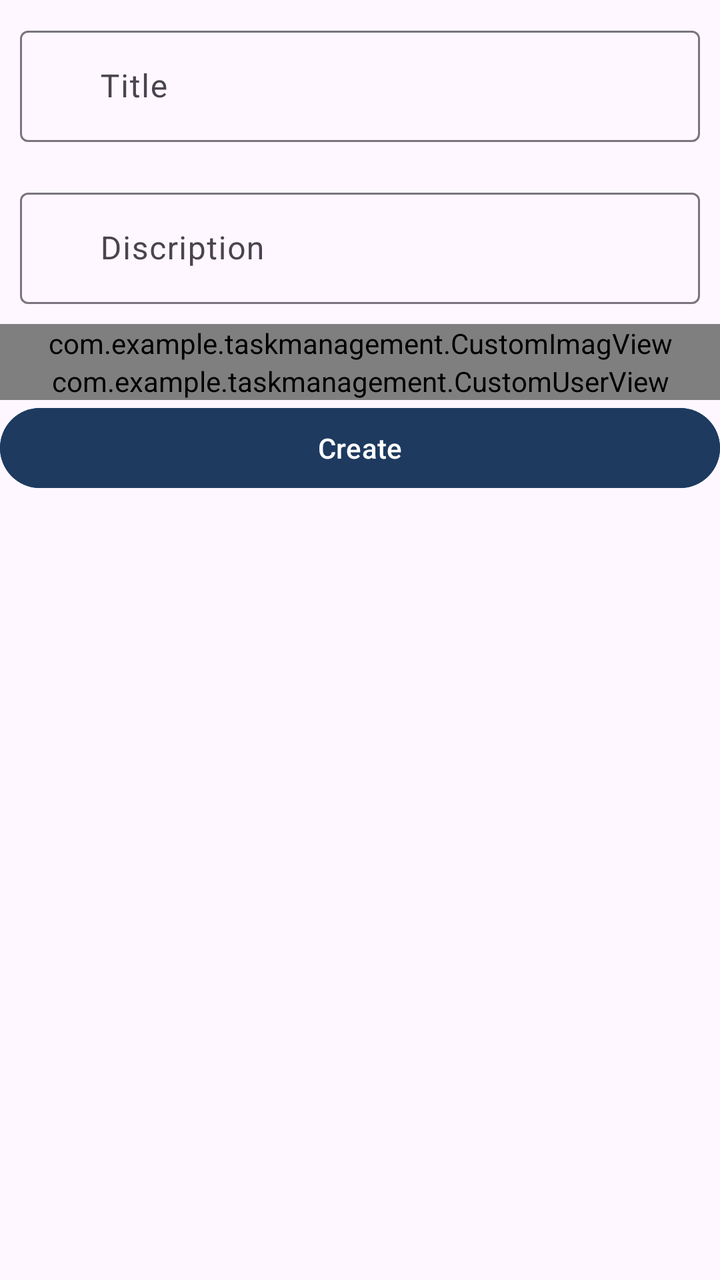
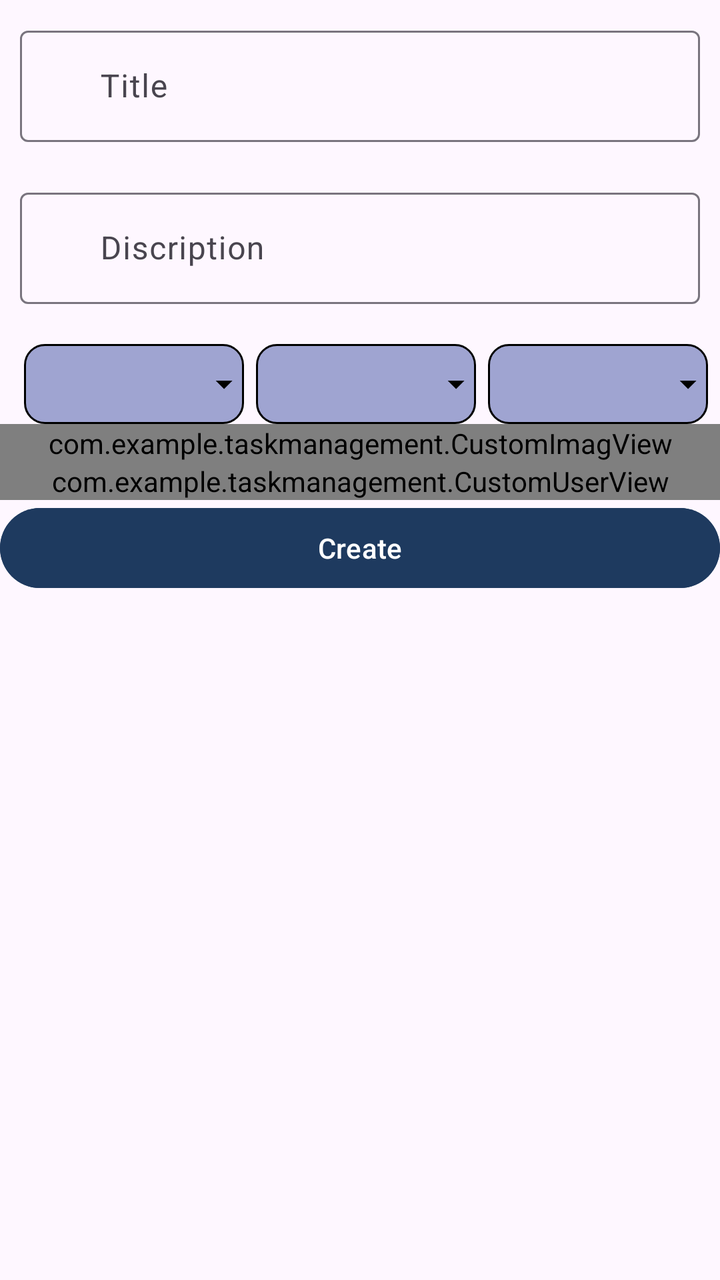

The first picture is an Android layout as it rendered before a commit; the second is the same layout after the commit. The layout source and the unified diff follow.
<!-- AndroidManifest.xml: application theme Theme.TaskManagement -->
<!-- res/layout/fragment_task.xml -->
<?xml version="1.0" encoding="utf-8"?>
<layout xmlns:android="http://schemas.android.com/apk/res/android"
    xmlns:tools="http://schemas.android.com/tools"
    xmlns:app="http://schemas.android.com/apk/res-auto">

    <data>

    </data>
<ScrollView
    android:layout_width="match_parent"
    android:layout_height="wrap_content">
    <LinearLayout
        android:layout_width="match_parent"
        android:layout_height="match_parent"
        android:orientation="vertical"
        tools:context=".TaskFragment">


        <com.google.android.material.textfield.TextInputLayout

            style="@style/Widget.Material3.TextInputLayout.OutlinedBox"
            android:id="@+id/title"
            android:layout_width="match_parent"
            android:layout_height="wrap_content"
            android:layout_margin="10dp"

            android:hint="Title">

            <com.google.android.material.textfield.TextInputEditText
                android:layout_width="match_parent"
                android:layout_height="wrap_content"
                android:paddingStart="40dp"/>
        </com.google.android.material.textfield.TextInputLayout>
        <LinearLayout
            android:id="@+id/Loader"
            android:orientation="vertical"
            android:layout_width="match_parent"
            android:visibility="gone"
            android:layout_height="wrap_content">
            <ProgressBar
                android:layout_width="match_parent"
                android:layout_height="wrap_content">

            </ProgressBar>
            <TextView
                android:gravity="center"
                android:text="Loading.."
                android:layout_width="match_parent"
                android:layout_height="wrap_content"/>
        </LinearLayout>
        <com.google.android.material.textfield.TextInputLayout
            style="@style/Widget.Material3.TextInputLayout.OutlinedBox"
            android:id="@+id/discription"
            android:layout_width="match_parent"
            android:layout_height="wrap_content"
            android:layout_margin="10dp"

            android:hint="Discription">

            <com.google.android.material.textfield.TextInputEditText
                android:layout_width="match_parent"
                android:layout_height="wrap_content"
                android:paddingStart="40dp"/>
        </com.google.android.material.textfield.TextInputLayout>
        <com.example.taskmanagement.CustomImagView
            android:id="@+id/customImageView"
            android:layout_width="match_parent"
            android:layout_height="wrap_content">

        </com.example.taskmanagement.CustomImagView>
       <com.example.taskmanagement.CustomUserView
           android:id="@+id/customUser"
           android:layout_width="match_parent"
           android:layout_height="wrap_content">

       </com.example.taskmanagement.CustomUserView>
        <Button
            android:id="@+id/savebtn"
            android:textColor="@color/white"
            android:text="Create"
            android:layout_gravity="center"
            android:backgroundTint="@color/darknavey"
            android:layout_width="match_parent"
            android:layout_height="wrap_content"/>
    </LinearLayout>
</ScrollView>

</layout>
<!-- resources referenced by this layout -->
<resources>
  <color name="darknavey">#1E3A5F</color>
  <color name="white">#FFFFFFFF</color>
  <style name="Theme.TaskManagement" parent="Base.Theme.TaskManagement" />
  <style name="Base.Theme.TaskManagement" parent="Theme.Material3.DayNight.NoActionBar">
          
          
      </style>
</resources>

<!-- the commit's change to res/layout/fragment_task.xml (unified diff, before → after) -->
@@ -62,6 +62,89 @@
                 android:layout_height="wrap_content"
                 android:paddingStart="40dp"/>
         </com.google.android.material.textfield.TextInputLayout>
+        <LinearLayout
+            android:layout_width="match_parent"
+            android:layout_height="wrap_content"
+            android:orientation="horizontal"
+            android:weightSum="3"
+            android:paddingStart="6dp"
+            android:paddingEnd="6dp">
+            <FrameLayout
+                android:layout_width="0dp"
+                android:layout_height="40dp"
+                android:layout_weight="1"
+                android:layout_marginStart="6dp"
+                android:layout_marginTop="10dp">
+
+                <Spinner
+                    android:id="@+id/spinner"
+                    android:layout_width="match_parent"
+                    android:layout_height="match_parent"
+                    android:background="@drawable/spinner_bg"
+                    android:spinnerMode="dropdown"
+                    android:paddingStart="8dp"
+                    android:paddingEnd="24dp"/>
+
+                <ImageView
+                    android:layout_width="20dp"
+                    android:layout_height="20dp"
+                    android:layout_gravity="end|center_vertical"
+                    android:src="@drawable/outline_arrow_drop_down_24"
+                    android:clickable="false"
+                    android:focusable="false"/>
+
+            </FrameLayout>
+            <FrameLayout
+                android:layout_width="0dp"
+                android:layout_height="40dp"
+                android:layout_weight="1"
+                android:layout_marginStart="6dp"
+                android:layout_marginTop="10dp">
+
+                <Spinner
+                    android:id="@+id/categoryspinner"
+                    android:layout_width="match_parent"
+                    android:layout_height="match_parent"
+                    android:background="@drawable/spinner_bg"
+                    android:spinnerMode="dropdown"
+                    android:paddingStart="8dp"
+                    android:paddingEnd="24dp"/>
+
+                <ImageView
+                    android:layout_width="20dp"
+                    android:layout_height="20dp"
+                    android:layout_gravity="end|center_vertical"
+                    android:src="@drawable/outline_arrow_drop_down_24"
+                    android:clickable="false"
+                    android:focusable="false"/>
+
+            </FrameLayout>
+            <FrameLayout
+                android:layout_width="0dp"
+                android:layout_height="40dp"
+                android:layout_weight="1"
+                android:layout_marginStart="6dp"
+                android:layout_marginTop="10dp">
+
+                <Spinner
+                    android:id="@+id/periorityspinner"
+                    android:layout_width="match_parent"
+                    android:layout_height="match_parent"
+                    android:background="@drawable/spinner_bg"
+                    android:spinnerMode="dropdown"
+                    android:paddingStart="8dp"
+                    android:paddingEnd="24dp"/>
+
+                <ImageView
+                    android:layout_width="20dp"
+                    android:layout_height="20dp"
+                    android:layout_gravity="end|center_vertical"
+                    android:src="@drawable/outline_arrow_drop_down_24"
+                    android:clickable="false"
+                    android:focusable="false"/>
+
+            </FrameLayout>
+        </LinearLayout>
         <com.example.taskmanagement.CustomImagView
             android:id="@+id/customImageView"
             android:layout_width="match_parent"
<!-- resource entries referenced after the edit -->
@@ -2,7 +2,23 @@
 <resources>
   <color name="darknavey">#1E3A5F</color>
   <color name="white">#FFFFFFFF</color>
+  <!-- drawable outline_arrow_drop_down_24 (drawable) -->
+  <vector xmlns:android="http://schemas.android.com/apk/res/android" android:height="24dp" android:tint="#000000" android:viewportHeight="960" android:viewportWidth="960" android:width="24dp">
+        
+      <path android:fillColor="@android:color/white" android:pathData="M480,600L280,400L680,400L480,600Z"/>
+      
+  </vector>
+  <!-- drawable spinner_bg (drawable) -->
+  <?xml version="1.0" encoding="utf-8"?>
+  <shape xmlns:android="http://schemas.android.com/apk/res/android">
+  <solid android:color="@color/status"/>
+      <corners android:radius="10dp"/>
+      <stroke
+          android:width="1dp"
+         />
+  </shape>
   <style name="Theme.TaskManagement" parent="Base.Theme.TaskManagement" />
+  <color name="status">#9fa4d1</color>
   <style name="Base.Theme.TaskManagement" parent="Theme.Material3.DayNight.NoActionBar">
           
           
